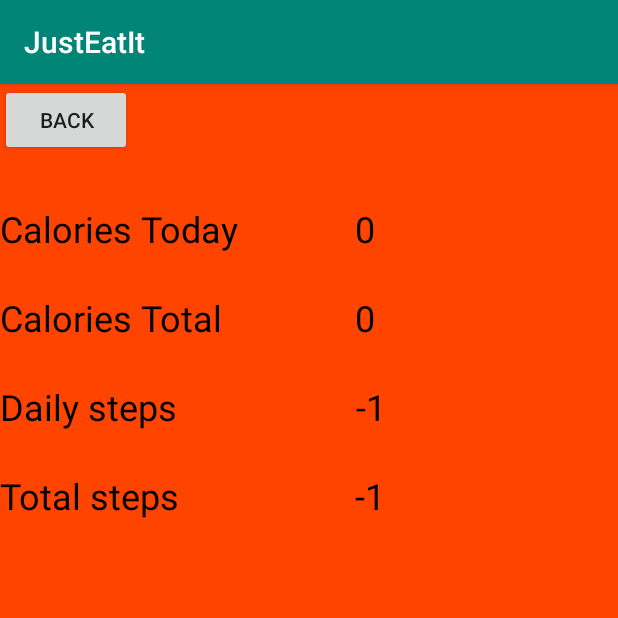
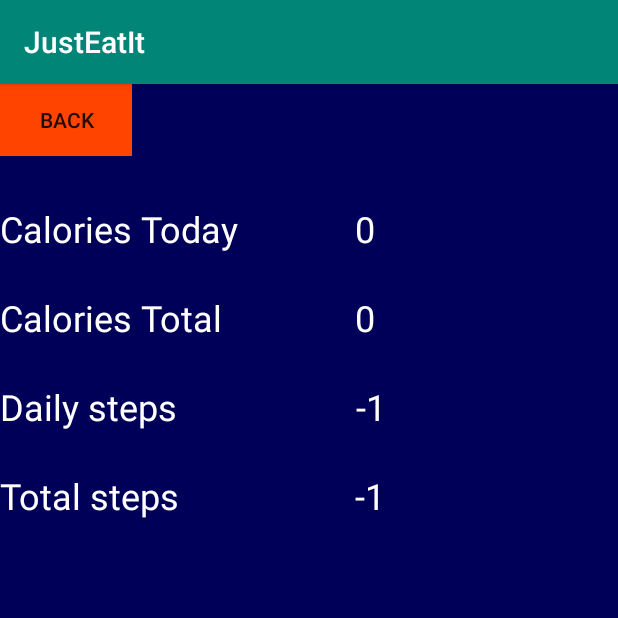
Before and after one commit to Diakko/JustEatIt, an Android app: the screen it shows after launch (ProfileActivity), after a tap on an icon or button, on a phone screen of 412 x 824 dp, the top half of it. Run offline under Robolectric (Android 15) with nearby library versions, the phone set to English and light mode, and no system bars.

Commit message:
Theme refresh, Dark blue/orange/white/black instead of orange/blue/black/white

```diff
--- a/app/src/main/java/com/example/justeatit/FoodItemsDetailsActivity.java
+++ b/app/src/main/java/com/example/justeatit/FoodItemsDetailsActivity.java
@@ -11,7 +11,7 @@ import com.google.gson.reflect.TypeToken;
 import java.lang.reflect.Type;
 import java.util.ArrayList;
 /**
- * (C) Matias Hätönen
+ * @Author  Matias Hätönen
  */
 public class FoodItemsDetailsActivity extends AppCompatActivity {
     ArrayList<Ruoka> ruoat = new ArrayList<>();
--- a/app/src/main/java/com/example/justeatit/MainActivity.java
+++ b/app/src/main/java/com/example/justeatit/MainActivity.java
@@ -32,7 +32,7 @@ import java.util.Date;
 import java.util.Locale;
 
 /**
- * (C) Matias Hätönen & Samuel Ahjoniemi
+ * @Author Matias Hätönen & Samuel Ahjoniemi
  */
 
 public class MainActivity extends AppCompatActivity implements SensorEventListener {
--- a/app/src/main/java/com/example/justeatit/ProfileActivity.java
+++ b/app/src/main/java/com/example/justeatit/ProfileActivity.java
@@ -27,7 +27,7 @@ import java.lang.reflect.Type;
 import java.util.ArrayList;
 
 /**
- * (C) Samuel Ahjoniemi
+ * @Author  Samuel Ahjoniemi
  */
 public class ProfileActivity extends AppCompatActivity implements SensorEventListener {
     StepCounter dailySteps2 = new StepCounter(0);
--- a/app/src/main/java/com/example/justeatit/Ruoka.java
+++ b/app/src/main/java/com/example/justeatit/Ruoka.java
@@ -2,7 +2,7 @@ package com.example.justeatit;
 
 import androidx.annotation.NonNull;
 /**
- * (C) Matias Hätönen
+ * @Author  Matias Hätönen
  * Creates an object Ruoka to be saved into the arraylist<Ruoka>
  */
 public class Ruoka {
--- a/app/src/main/java/com/example/justeatit/StepCounter.java
+++ b/app/src/main/java/com/example/justeatit/StepCounter.java
@@ -1,7 +1,7 @@
 package com.example.justeatit;
 
 /**
- * (c) Samuel Ahjoniemi
+ * @Author  Samuel Ahjoniemi
  */
 public class StepCounter {
     /**
--- a/app/src/main/res/layout/activity_main.xml
+++ b/app/src/main/res/layout/activity_main.xml
@@ -27,6 +27,7 @@
         android:layout_marginStart="20dp"
         android:layout_marginLeft="20dp"
         android:text="@string/caloriesCount"
+        android:textColor="@color/whiteText"
         android:textSize="18sp"
         app:layout_constraintBaseline_toBaselineOf="@+id/calories"
         app:layout_constraintStart_toEndOf="@+id/calories" />
@@ -42,6 +43,7 @@
         android:ems="10"
         android:inputType="text"
         android:text="@string/foodBar"
+        android:textColor="@color/whiteText"
         app:layout_constraintBottom_toBottomOf="parent"
         app:layout_constraintEnd_toStartOf="@+id/sendButton"
         app:layout_constraintHorizontal_bias="0.148"
@@ -55,6 +57,7 @@
         android:layout_marginLeft="28dp"
         android:layout_marginTop="32dp"
         android:text="@string/caloriesTodayText"
+        android:textColor="@color/whiteText"
         android:textSize="24sp"
         app:layout_constraintStart_toStartOf="parent"
         app:layout_constraintTop_toTopOf="parent" />
@@ -66,6 +69,7 @@
         android:ems="10"
         android:inputType="numberSigned"
         android:text="@string/insertCalories"
+        android:textColor="@color/whiteText"
         app:layout_constraintBaseline_toBaselineOf="@+id/foodBar"
         app:layout_constraintEnd_toStartOf="@+id/sendButton"
         app:layout_constraintStart_toEndOf="@+id/foodBar" />
@@ -99,6 +103,7 @@
         android:layout_width="wrap_content"
         android:layout_height="wrap_content"
         android:text="@string/steps"
+        android:textColor="@color/whiteText"
         app:layout_constraintBottom_toBottomOf="parent"
         app:layout_constraintEnd_toEndOf="parent"
         app:layout_constraintHorizontal_bias="0.079"
--- a/app/src/main/res/layout/activity_profile.xml
+++ b/app/src/main/res/layout/activity_profile.xml
@@ -13,7 +13,7 @@
         android:layout_height="35dp"
         android:background="@color/backgroundColor"
         android:text="@string/caloriesCount"
-        android:textColor="#000000"
+        android:textColor="@color/whiteText"
         android:textSize="24sp"
         app:layout_constraintBaseline_toBaselineOf="@+id/caloriesTotalText"
         app:layout_constraintEnd_toEndOf="parent" />
@@ -25,7 +25,7 @@
         android:layout_marginTop="80dp"
         android:background="@color/backgroundColor"
         android:text="@string/caloriesTodayText"
-        android:textColor="#000000"
+        android:textColor="@color/whiteText"
         android:textSize="24sp"
         app:layout_constraintStart_toStartOf="parent"
         app:layout_constraintTop_toTopOf="parent" />
@@ -36,7 +36,7 @@
         android:layout_height="35dp"
         android:background="@color/backgroundColor"
         android:text="@string/caloriesCount"
-        android:textColor="#000000"
+        android:textColor="@color/whiteText"
         android:textSize="24sp"
         app:layout_constraintBaseline_toBaselineOf="@+id/caloriesTodayText"
         app:layout_constraintEnd_toEndOf="parent" />
@@ -48,7 +48,7 @@
         android:layout_marginTop="24dp"
         android:background="@color/backgroundColor"
         android:text="@string/caloriesTotalText"
-        android:textColor="#000000"
+        android:textColor="@color/whiteText"
         android:textSize="24sp"
         app:layout_constraintStart_toStartOf="parent"
         app:layout_constraintTop_toBottomOf="@+id/caloriesTodayText" />
@@ -59,7 +59,7 @@
         android:layout_height="35dp"
         android:layout_marginTop="24dp"
         android:text="@string/steps"
-        android:textColor="#000000"
+        android:textColor="@color/whiteText"
         android:textSize="24sp"
         app:layout_constraintStart_toStartOf="parent"
         app:layout_constraintTop_toBottomOf="@+id/caloriesTotalText" />
@@ -71,7 +71,7 @@
         android:layout_marginStart="62dp"
         android:layout_marginLeft="62dp"
         android:text="@string/stepCounter"
-        android:textColor="#000000"
+        android:textColor="@color/whiteText"
         android:textSize="24sp"
         app:layout_constraintBaseline_toBaselineOf="@+id/textView"
         app:layout_constraintEnd_toEndOf="parent"
@@ -100,7 +100,7 @@
         android:layout_height="35dp"
         android:layout_marginTop="24dp"
         android:text="@string/totalSteps"
-        android:textColor="#000000"
+        android:textColor="@color/whiteText"
         android:textSize="24sp"
         app:layout_constraintStart_toStartOf="parent"
         app:layout_constraintTop_toBottomOf="@+id/textView" />
@@ -110,7 +110,7 @@
         android:layout_width="175dp"
         android:layout_height="35dp"
         android:text="@string/stepCounter"
-        android:textColor="#000000"
+        android:textColor="@color/whiteText"
         android:textSize="24sp"
         app:layout_constraintBaseline_toBaselineOf="@+id/textView2"
         app:layout_constraintEnd_toEndOf="parent" />
@@ -119,6 +119,7 @@
         android:id="@+id/back"
         android:layout_width="wrap_content"
         android:layout_height="wrap_content"
+        android:background="@color/buttonBackground"
         android:onClick="backButtonPressed"
         android:text="@string/back"
         app:layout_constraintStart_toStartOf="parent"
--- a/app/src/main/res/layout/fooditemslayout.xml
+++ b/app/src/main/res/layout/fooditemslayout.xml
@@ -3,4 +3,5 @@
     android:textSize="15sp"
     android:layout_width="wrap_content"
     android:layout_height="wrap_content"
-    xmlns:android="http://schemas.android.com/apk/res/android" />
+    xmlns:android="http://schemas.android.com/apk/res/android"
+    android:textColor="@color/whiteText"/>
--- a/app/src/main/res/values/colors.xml
+++ b/app/src/main/res/values/colors.xml
@@ -3,7 +3,8 @@
     <color name="colorPrimary">#008577</color>
     <color name="colorPrimaryDark">#00574B</color>
     <color name="colorAccent">#D81B60</color>
-    <color name="backgroundColor">#FF4400</color>
-    <color name="buttonBackground">#2828C8</color>
-    <color name="textColor">#FFFFFF</color>
+    <color name="backgroundColor">#000058</color>
+    <color name="buttonBackground">#FF4400</color>
+    <color name="textColor">#000000</color>
+    <color name="whiteText">#FFFFFF</color>
 </resources>
--- a/build.gradle
+++ b/build.gradle
@@ -7,7 +7,7 @@ buildscript {
 
     }
     dependencies {
-        classpath 'com.android.tools.build:gradle:3.5.2'
+        classpath 'com.android.tools.build:gradle:3.5.3'
 
         // NOTE: Do not place your application dependencies here; they belong
         // in the individual module build.gradle files
```
Also changed, not shown: app/src/main/res/layout/food_layout.xml (+6 -3 lines).
